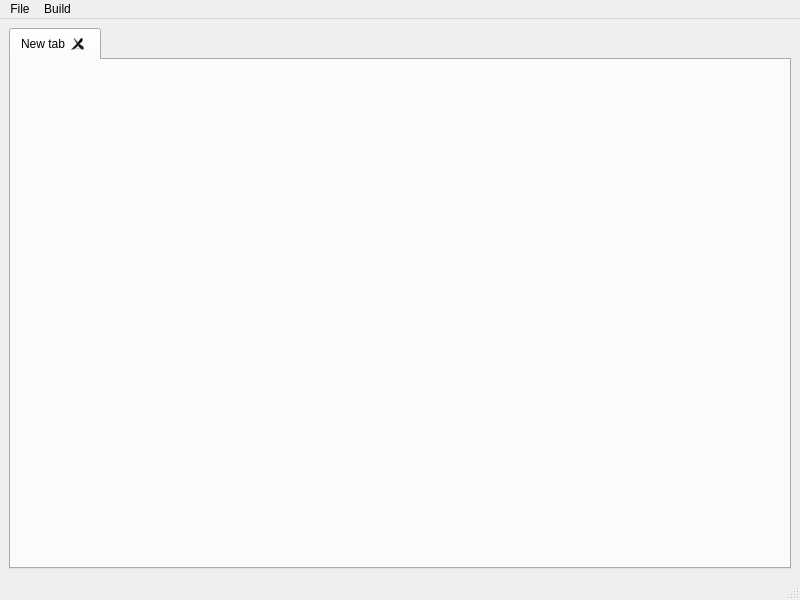
Above: mainwindow.ui from Fustell/Code-Editor-CPP before the change. Below: the same form after it.
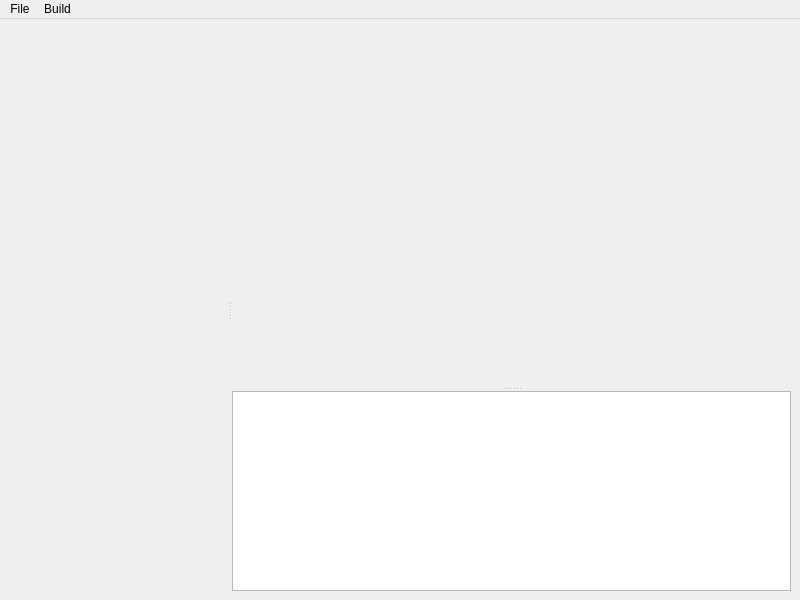
That is the form after the change. Custom widgets are drawn as their Qt base class.

Commit message: added fileExplorer widget and loading files of current dir

Patch:
```diff
--- a/mainwindow.ui
+++ b/mainwindow.ui
@@ -14,19 +14,72 @@
    <string>MainWindow</string>
   </property>
   <widget class="QWidget" name="centralwidget">
-   <layout class="QVBoxLayout" name="verticalLayout">
+   <layout class="QHBoxLayout" name="horizontalLayout">
     <item>
-     <widget class="QTabWidget" name="tabWidget">
-      <property name="currentIndex">
-       <number>0</number>
+     <widget class="QSplitter" name="splitter">
+      <property name="orientation">
+       <enum>Qt::Horizontal</enum>
       </property>
-      <property name="tabsClosable">
-       <bool>true</bool>
-      </property>
-      <widget class="QWidget" name="tab">
-       <attribute name="title">
-        <string>New tab</string>
-       </attribute>
+      <widget class="FileExplorer" name="fileExplorerFrame" native="true">
+       <property name="minimumSize">
+        <size>
+         <width>50</width>
+         <height>0</height>
+        </size>
+       </property>
+       <property name="maximumSize">
+        <size>
+         <width>250</width>
+         <height>16777215</height>
+        </size>
+       </property>
+       <property name="baseSize">
+        <size>
+         <width>150</width>
+         <height>0</height>
+        </size>
+       </property>
+      </widget>
+      <widget class="QSplitter" name="horizontalSplitter">
+       <property name="orientation">
+        <enum>Qt::Vertical</enum>
+       </property>
+       <widget class="QSplitter" name="horizontalSplitter">
+        <property name="sizePolicy">
+         <sizepolicy hsizetype="Preferred" vsizetype="Preferred">
+          <horstretch>0</horstretch>
+          <verstretch>0</verstretch>
+         </sizepolicy>
+        </property>
+        <property name="orientation">
+         <enum>Qt::Vertical</enum>
+        </property>
+        <widget class="QTabWidget" name="tabWidget">
+         <property name="documentMode">
+          <bool>true</bool>
+         </property>
+         <property name="tabsClosable">
+          <bool>true</bool>
+         </property>
+         <property name="movable">
+          <bool>true</bool>
+         </property>
+        </widget>
+       </widget>
+       <widget class="QPlainTextEdit" name="commandPrompt">
+        <property name="enabled">
+         <bool>true</bool>
+        </property>
+        <property name="maximumSize">
+         <size>
+          <width>16777215</width>
+          <height>200</height>
+         </size>
+        </property>
+        <property name="readOnly">
+         <bool>true</bool>
+        </property>
+       </widget>
       </widget>
      </widget>
     </item>
@@ -61,7 +114,6 @@
    <addaction name="menuFile"/>
    <addaction name="menuBuild"/>
   </widget>
-  <widget class="QStatusBar" name="statusbar"/>
   <action name="actionNew_file">
    <property name="text">
     <string>New file</string>
@@ -93,6 +145,14 @@
    </property>
   </action>
  </widget>
+ <customwidgets>
+  <customwidget>
+   <class>FileExplorer</class>
+   <extends>QWidget</extends>
+   <header>fileexplorer.h</header>
+   <container>1</container>
+  </customwidget>
+ </customwidgets>
  <resources/>
  <connections/>
 </ui>
```
Left out of the diff: 10 changed lines with no effect on the pictures. The commit also changes 8 other files.
